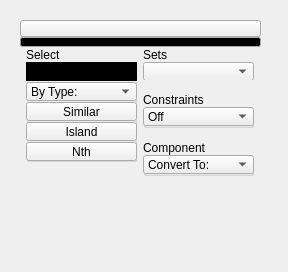
Qt form ui/1_base_menus/2_sub_menus/3_main_menus/selection.ui (m3trik/Scripts_portable) before a commit.
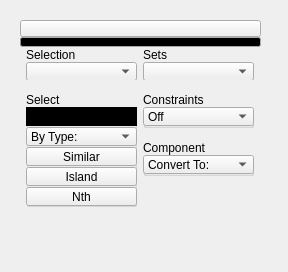
The same form after that commit. Custom widgets are drawn as their Qt base class.

What changed in the file:
```diff
--- a/ui/1_base_menus/2_sub_menus/3_main_menus/selection.ui
+++ b/ui/1_base_menus/2_sub_menus/3_main_menus/selection.ui
@@ -176,6 +176,59 @@
          <property name="spacing">
           <number>12</number>
          </property>
+         <item>
+          <widget class="QGroupBox" name="groupBox_7">
+           <property name="minimumSize">
+            <size>
+             <width>111</width>
+             <height>33</height>
+            </size>
+           </property>
+           <property name="maximumSize">
+            <size>
+             <width>111</width>
+             <height>51</height>
+            </size>
+           </property>
+           <property name="title">
+            <string>Selection</string>
+           </property>
+           <widget class="QComboBox_" name="cmb006">
+            <property name="geometry">
+             <rect>
+              <x>0</x>
+              <y>15</y>
+              <width>111</width>
+              <height>19</height>
+             </rect>
+            </property>
+            <property name="minimumSize">
+             <size>
+              <width>111</width>
+              <height>0</height>
+             </size>
+            </property>
+            <property name="maximumSize">
+             <size>
+              <width>111</width>
+              <height>19</height>
+             </size>
+            </property>
+            <property name="toolTip">
+             <string>&lt;html&gt;&lt;head/&gt;&lt;body&gt;&lt;p&gt;A list of currently selected objects.&lt;/p&gt;&lt;p&gt;Unchecking an object, deselects it.&lt;/p&gt;&lt;p&gt;*selection sizes are limited to 50 objects.&lt;/p&gt;&lt;/body&gt;&lt;/html&gt;</string>
+            </property>
+            <property name="editable">
+             <bool>false</bool>
+            </property>
+            <property name="maxVisibleItems">
+             <number>50</number>
+            </property>
+            <property name="sizeAdjustPolicy">
+             <enum>QComboBox::AdjustToContents</enum>
+            </property>
+           </widget>
+          </widget>
+         </item>
          <item>
           <widget class="QGroupBox" name="groupBox_5">
            <property name="minimumSize">
```
